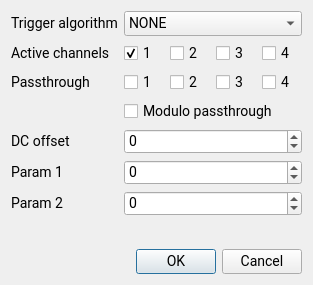
Above: RegisterDialog.ui from sevenreek/qtadqscope before the change. Below: the same form after it.
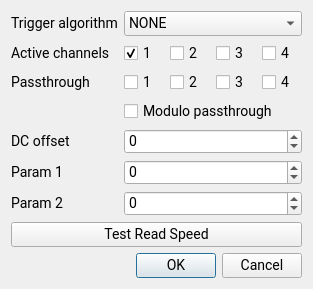
That is the form after the change.

The edit to the form file:
```diff
--- a/RegisterDialog.ui
+++ b/RegisterDialog.ui
@@ -224,6 +224,13 @@
      </item>
     </layout>
    </item>
+   <item>
+    <widget class="QPushButton" name="testReadSpeed">
+     <property name="text">
+      <string>Test Read Speed</string>
+     </property>
+    </widget>
+   </item>
    <item>
     <widget class="QDialogButtonBox" name="buttonBox">
      <property name="orientation">
```
